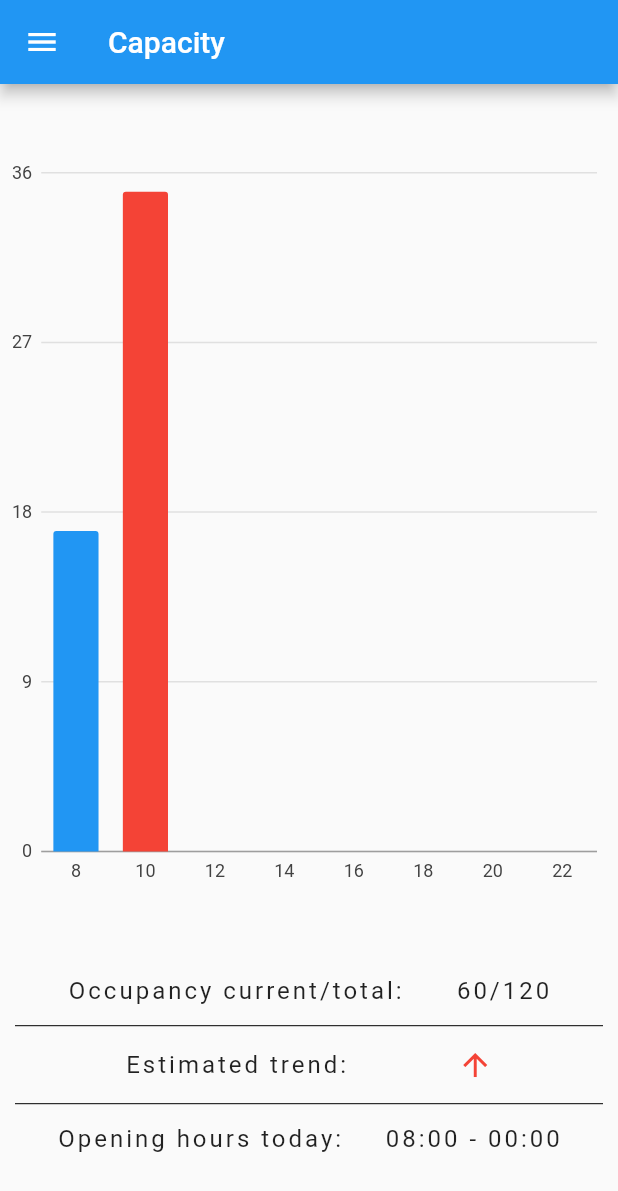
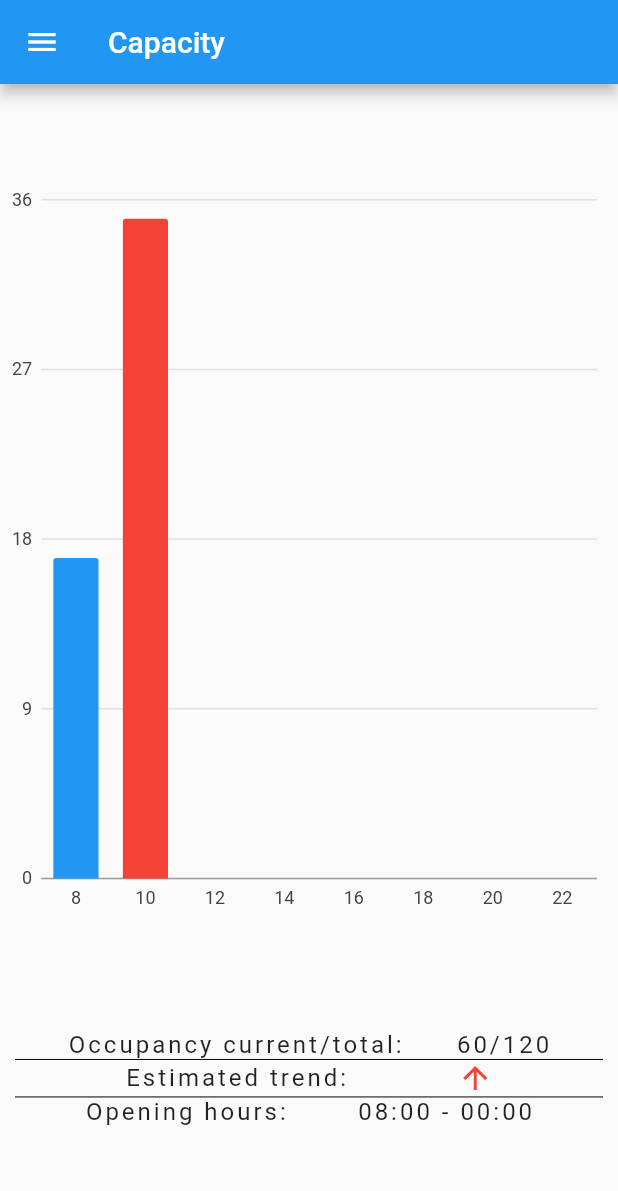
Before and after one commit to mobileappdevhm19/lust-LibraryUniversalSwissTool, a Flutter app: the screen it shows after launch, on a phone screen of 412 x 824 dp. Shown: the top 1191 px of the screen. Run offline on Flutter 3.47's test engine with Material 2 defaults, Android fonts, the phone set to English and light mode, and no system bars; our stand-ins replace charts_flutter.

Commit message:
Introduce Variables for divider

```diff
--- a/lust/lib/widgets/capacityPage/capacityInfo.dart
+++ b/lust/lib/widgets/capacityPage/capacityInfo.dart
@@ -65,6 +65,9 @@ class _CapacityInfoState extends State<CapacityInfo> {
 
   @override
   Widget build(BuildContext context) {
+    double dividerHeight = 1.0;
+    double dividerIndent = 0.0;
+    Color dividerColor = Colors.black;
 
     return new Container(
       child: Column(
@@ -81,9 +84,9 @@ class _CapacityInfoState extends State<CapacityInfo> {
             ],
           ),
           new Divider(
-            height: 28.0,
-            indent: 0.0,
-            color: Colors.black,
+            height: dividerHeight,
+            indent: dividerIndent,
+            color: dividerColor,
           ),
           new Row(
             mainAxisAlignment: MainAxisAlignment.spaceEvenly,
@@ -100,20 +103,19 @@ class _CapacityInfoState extends State<CapacityInfo> {
             ],
           ),
           new Divider(
-            height: 28.0,
-            indent: 0.0,
-            color: Colors.black,
+            height: dividerHeight,
+            indent: dividerIndent,
+            color: dividerColor,
           ),
           new Row(
             mainAxisAlignment: MainAxisAlignment.spaceEvenly,
             children: <Widget>[
-              OneLineText(text: "Opening hours today:"),
+              OneLineText(text: "Opening hours:"),
               OneLineText(
                 text: _buildOpeningClosingHour(stateLibrary),
               ),
             ],
           ),
-          //new Divider(height: 40.0, indent: 0.0,)
         ],
       ),
     );
```
